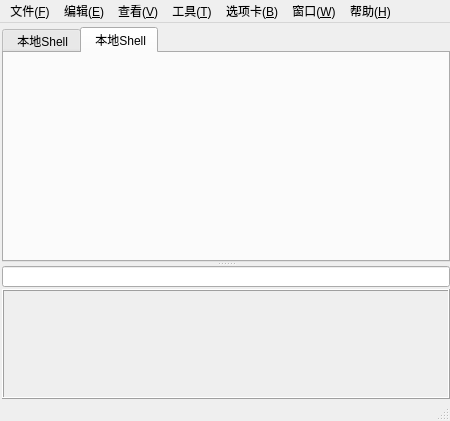
This is WindowsClient/shh_UI/mainwindow.ui in H-tao/Penguin as Qt 5 draws it before an edit. The edited form follows.
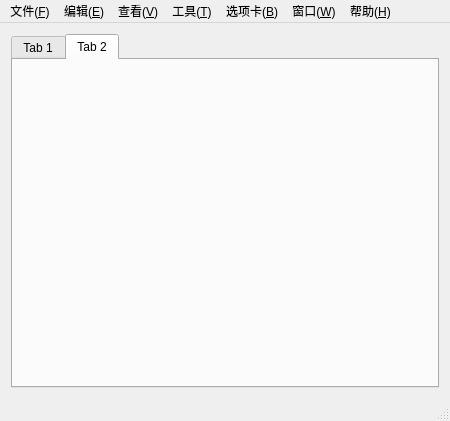
This is the edited form. The open tabs and pages were chosen to show the change.

```diff
--- a/WindowsClient/shh_UI/mainwindow.ui
+++ b/WindowsClient/shh_UI/mainwindow.ui
@@ -17,191 +17,36 @@
    <enum>QTabWidget::Rounded</enum>
   </property>
   <widget class="QWidget" name="centralWidget">
-   <layout class="QVBoxLayout" name="verticalLayout" stretch="0,0">
-    <property name="spacing">
-     <number>2</number>
-    </property>
-    <property name="leftMargin">
-     <number>2</number>
-    </property>
-    <property name="topMargin">
-     <number>4</number>
-    </property>
-    <property name="rightMargin">
-     <number>0</number>
-    </property>
-    <property name="bottomMargin">
-     <number>0</number>
-    </property>
-    <item>
-     <widget class="QSplitter" name="splitter_2">
-      <property name="sizePolicy">
-       <sizepolicy hsizetype="Preferred" vsizetype="Expanding">
-        <horstretch>0</horstretch>
-        <verstretch>0</verstretch>
-       </sizepolicy>
-      </property>
-      <property name="orientation">
-       <enum>Qt::Vertical</enum>
-      </property>
-      <property name="childrenCollapsible">
-       <bool>false</bool>
-      </property>
-      <widget class="QSplitter" name="splitter">
-       <property name="sizePolicy">
-        <sizepolicy hsizetype="Preferred" vsizetype="MinimumExpanding">
-         <horstretch>0</horstretch>
-         <verstretch>0</verstretch>
-        </sizepolicy>
-       </property>
-       <property name="minimumSize">
-        <size>
-         <width>0</width>
-         <height>260</height>
-        </size>
-       </property>
-       <property name="orientation">
-        <enum>Qt::Vertical</enum>
-       </property>
-       <property name="childrenCollapsible">
-        <bool>false</bool>
-       </property>
-       <widget class="QTabWidget" name="tabWidget">
-        <property name="enabled">
-         <bool>true</bool>
+   <layout class="QGridLayout" name="gridLayout">
+    <item row="0" column="0">
+     <widget class="QTabWidget" name="tabWidget">
+      <widget class="QWidget" name="tab_1">
+       <attribute name="title">
+        <string>Tab 1</string>
+       </attribute>
+       <layout class="QGridLayout" name="firstTabLayout">
+        <property name="leftMargin">
+         <number>0</number>
         </property>
-        <property name="tabShape">
-         <enum>QTabWidget::Rounded</enum>
+        <property name="topMargin">
+         <number>0</number>
         </property>
-        <property name="currentIndex">
+        <property name="rightMargin">
          <number>0</number>
         </property>
-        <property name="iconSize">
-         <size>
-          <width>20</width>
-          <height>20</height>
-         </size>
+        <property name="bottomMargin">
+         <number>0</number>
         </property>
-        <property name="tabsClosable">
-         <bool>false</bool>
+        <property name="spacing">
+         <number>0</number>
         </property>
-        <widget class="QWidget" name="tab_1">
-         <attribute name="title">
-          <string> 本地Shell</string>
-         </attribute>
-         <layout class="QVBoxLayout" name="firstTabLayout">
-          <property name="spacing">
-           <number>0</number>
-          </property>
-          <property name="leftMargin">
-           <number>0</number>
-          </property>
-          <property name="topMargin">
-           <number>0</number>
-          </property>
-          <property name="rightMargin">
-           <number>0</number>
-          </property>
-          <property name="bottomMargin">
-           <number>0</number>
-          </property>
-         </layout>
-        </widget>
-        <widget class="QWidget" name="tab_2">
-         <attribute name="title">
-          <string> 本地Shell</string>
-         </attribute>
-         <layout class="QGridLayout" name="secondTabLayout">
-          <property name="leftMargin">
-           <number>0</number>
-          </property>
-          <property name="topMargin">
-           <number>0</number>
-          </property>
-          <property name="rightMargin">
-           <number>0</number>
-          </property>
-          <property name="bottomMargin">
-           <number>0</number>
-          </property>
-          <property name="spacing">
-           <number>0</number>
-          </property>
-         </layout>
-        </widget>
-       </widget>
-       <widget class="QLineEdit" name="filePathLineText">
-        <property name="sizePolicy">
-         <sizepolicy hsizetype="MinimumExpanding" vsizetype="MinimumExpanding">
-          <horstretch>0</horstretch>
-          <verstretch>0</verstretch>
-         </sizepolicy>
-        </property>
-        <property name="minimumSize">
-         <size>
-          <width>250</width>
-          <height>21</height>
-         </size>
-        </property>
-        <property name="maximumSize">
-         <size>
-          <width>16777215</width>
-          <height>21</height>
-         </size>
-        </property>
-        <property name="baseSize">
-         <size>
-          <width>250</width>
-          <height>21</height>
-         </size>
-        </property>
-        <property name="alignment">
-         <set>Qt::AlignLeading|Qt::AlignLeft|Qt::AlignVCenter</set>
-        </property>
-        <property name="readOnly">
-         <bool>true</bool>
-        </property>
-       </widget>
+       </layout>
       </widget>
-     </widget>
-    </item>
-    <item>
-     <widget class="QFrame" name="fileSystemWidget">
-      <property name="sizePolicy">
-       <sizepolicy hsizetype="Expanding" vsizetype="MinimumExpanding">
-        <horstretch>0</horstretch>
-        <verstretch>0</verstretch>
-       </sizepolicy>
-      </property>
-      <property name="minimumSize">
-       <size>
-        <width>250</width>
-        <height>60</height>
-       </size>
-      </property>
-      <property name="frameShape">
-       <enum>QFrame::Box</enum>
-      </property>
-      <property name="frameShadow">
-       <enum>QFrame::Raised</enum>
-      </property>
-      <layout class="QGridLayout" name="fileSystemWidgetLayout">
-       <property name="leftMargin">
-        <number>0</number>
-       </property>
-       <property name="topMargin">
-        <number>0</number>
-       </property>
-       <property name="rightMargin">
-        <number>0</number>
-       </property>
-       <property name="bottomMargin">
-        <number>0</number>
-       </property>
-       <property name="spacing">
-        <number>0</number>
-       </property>
-      </layout>
+      <widget class="QWidget" name="tab_2">
+       <attribute name="title">
+        <string>Tab 2</string>
+       </attribute>
+      </widget>
      </widget>
     </item>
    </layout>
```
